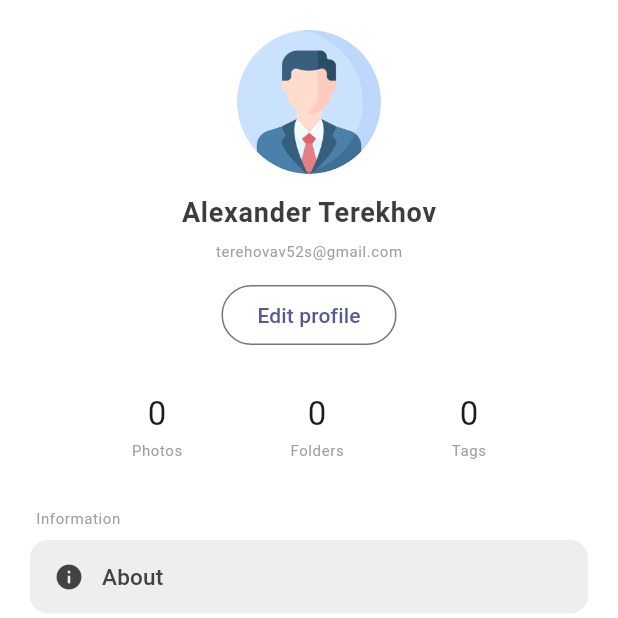
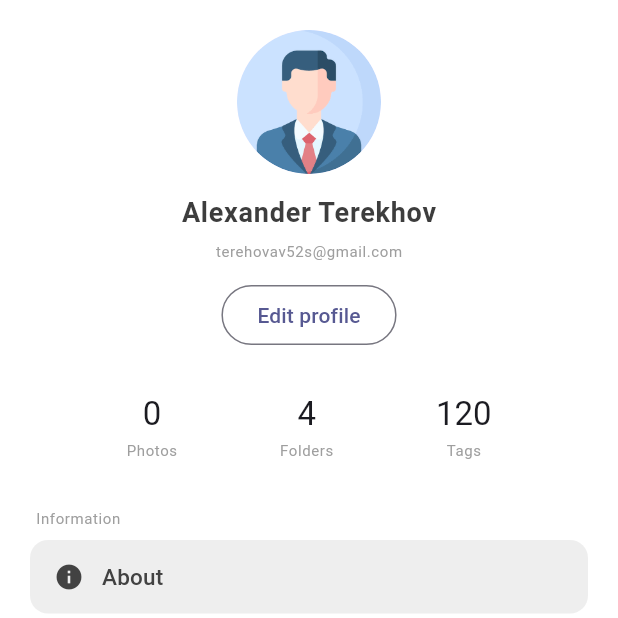
Before and after one commit to AlexTerekhov141/DiplomaApp, a Flutter app: the screen it shows after launch, after a tap on the "person" icon, on a phone screen of 412 x 824 dp, the top half of it. Run offline on Flutter 3.47's test engine with Material 3 defaults, Android fonts, the phone set to English and light mode, and no system bars; our stand-ins replace auto_route, equatable, flutter_bloc, get_it, hexcolor, nested and 3 more; missing offline and left inert: photo_manager, photo_manager_image_provider, talker_bloc_logger; statements that could not run were skipped.

Commit message:
blocs, pages, models

```diff
--- a/frontend/lib/Routes/routes.dart
+++ b/frontend/lib/Routes/routes.dart
@@ -15,7 +15,8 @@ class AppRouter extends RootStackRouter {
     AutoRoute(page: PhotoViewerRoute.page),
     AutoRoute(page: ProfileRoute.page),
     AutoRoute(page: FoldersRoute.page),
-    AutoRoute(page: ChatRoute.page)
+    AutoRoute(page: ChatRoute.page),
+    AutoRoute(page: FolderDetailsRoute.page)
   ];
 
 }
--- /dev/null
+++ b/frontend/lib/bloc/FoldersBloc/bloc.dart
@@ -0,0 +1,34 @@
+import 'package:categorize_app/models/Folders/FolderResponse.dart';
+import 'package:flutter_bloc/flutter_bloc.dart';
+import '../../repository/FolderTagsRepository.dart';
+import 'events.dart';
+import 'states.dart';
+
+
+class FoldersBloc extends Bloc<FoldersEvent, FoldersState> {
+
+  FoldersBloc(this.repository) : super(const FoldersState()) {
+    on<LoadFolders>(_onLoadFolders);
+  }
+  final FolderTagsRepository repository;
+
+  Future<void> _onLoadFolders(
+      LoadFolders event,
+      Emitter<FoldersState> emit,
+      ) async {
+    emit(state.copyWith(isLoading: true));
+
+    try {
+      final FolderResponse response = await repository.fetchFolders();
+      emit(state.copyWith(
+        isLoading: false,
+        folders: response.folders,
+      ));
+    } catch (e) {
+      emit(state.copyWith(
+        isLoading: false,
+        error: e.toString(),
+      ));
+    }
+  }
+}
--- /dev/null
+++ b/frontend/lib/bloc/FoldersBloc/events.dart
@@ -0,0 +1,3 @@
+abstract class FoldersEvent {}
+
+class LoadFolders extends FoldersEvent {}
--- /dev/null
+++ b/frontend/lib/bloc/FoldersBloc/states.dart
@@ -0,0 +1,30 @@
+import 'package:equatable/equatable.dart';
+import '../../models/Folders/Folder.dart';
+
+
+class FoldersState extends Equatable {
+
+  const FoldersState({
+    this.isLoading = false,
+    this.folders = const <Folder>[],
+    this.error,
+  });
+  final bool isLoading;
+  final List<Folder> folders;
+  final String? error;
+
+  FoldersState copyWith({
+    bool? isLoading,
+    List<Folder>? folders,
+    String? error,
+  }) {
+    return FoldersState(
+      isLoading: isLoading ?? this.isLoading,
+      folders: folders ?? this.folders,
+      error: error,
+    );
+  }
+
+  @override
+  List<Object?> get props => <Object?>[isLoading, folders, error];
+}
--- /dev/null
+++ b/frontend/lib/bloc/StatisticsBloc/bloc.dart
@@ -0,0 +1,53 @@
+import 'dart:async';
+
+import 'package:categorize_app/bloc/FoldersBloc/states.dart';
+import 'package:categorize_app/bloc/PhotosBloc/states.dart';
+import 'package:flutter_bloc/flutter_bloc.dart';
+import '../FoldersBloc/bloc.dart';
+import '../PhotosBloc/bloc.dart';
+import 'events.dart';
+import 'states.dart';
+
+class StatisticsBloc extends Bloc<StatisticsEvent, StatisticsState> {
+
+  StatisticsBloc({
+    required this.photosBloc,
+    required this.foldersBloc,
+  }) : super(const StatisticsState()) {
+    on<LoadStatistics>(_onLoadStatistics);
+
+    photosSub = photosBloc.stream.listen((PhotosState photosState) {
+      add(LoadStatistics());
+    });
+
+    foldersSub = foldersBloc.stream.listen((FoldersState foldersState) {
+      add(LoadStatistics());
+    });
+  }
+  final PhotosBloc photosBloc;
+  final FoldersBloc foldersBloc;
+
+  late final StreamSubscription photosSub;
+  late final StreamSubscription foldersSub;
+
+  void _onLoadStatistics(
+      LoadStatistics event,
+      Emitter<StatisticsState> emit,
+      ) {
+    emit(
+      state.copyWith(
+        photosCount: photosBloc.state.photos.length,
+        foldersCount: foldersBloc.state.folders.length,
+        tagsCount: 120,
+        isLoading: false,
+      ),
+    );
+  }
+
+  @override
+  Future<void> close() {
+    photosSub.cancel();
+    foldersSub.cancel();
+    return super.close();
+  }
+}
--- /dev/null
+++ b/frontend/lib/bloc/StatisticsBloc/events.dart
@@ -0,0 +1,3 @@
+abstract class StatisticsEvent {}
+
+class LoadStatistics extends StatisticsEvent {}
--- /dev/null
+++ b/frontend/lib/bloc/StatisticsBloc/states.dart
@@ -0,0 +1,37 @@
+import 'package:equatable/equatable.dart';
+
+class StatisticsState extends Equatable {
+
+  const StatisticsState({
+    this.photosCount = 0,
+    this.foldersCount = 0,
+    this.tagsCount = 0,
+    this.isLoading = false,
+    this.error,
+  });
+  final int photosCount;
+  final int foldersCount;
+  final int tagsCount;
+  final bool isLoading;
+  final String? error;
+
+  StatisticsState copyWith({
+    int? photosCount,
+    int? foldersCount,
+    int? tagsCount,
+    bool? isLoading,
+    String? error,
+  }) {
+    return StatisticsState(
+      photosCount: photosCount ?? this.photosCount,
+      foldersCount: foldersCount ?? this.foldersCount,
+      tagsCount: tagsCount ?? this.tagsCount,
+      isLoading: isLoading ?? this.isLoading,
+      error: error,
+    );
+  }
+
+  @override
+  List<Object?> get props =>
+      <Object?>[photosCount, foldersCount, tagsCount, isLoading, error];
+}
--- a/frontend/lib/cards/StatisticsCard.dart
+++ b/frontend/lib/cards/StatisticsCard.dart
@@ -1,10 +1,8 @@
-import 'package:categorize_app/bloc/PhotosBloc/bloc.dart';
-import 'package:categorize_app/bloc/PhotosBloc/states.dart';
-import 'package:categorize_app/models/Folders/Folder.dart';
+import 'package:categorize_app/bloc/StatisticsBloc/bloc.dart';
+import 'package:categorize_app/bloc/StatisticsBloc/states.dart';
 import 'package:flutter/material.dart';
 import 'package:flutter_bloc/flutter_bloc.dart';
 
-import '../models/Tags.dart';
 
 
 class StatisticsCard extends StatelessWidget {
@@ -12,10 +10,8 @@ class StatisticsCard extends StatelessWidget {
 
   @override
   Widget build(BuildContext context) {
-    const Tags tags = Tags();
-    final Folder folders = Folder(id: '', name: '', photosCount: 0);
-    return BlocBuilder<PhotosBloc, PhotosState>(
-      builder: (BuildContext context, PhotosState state) {
+    return BlocBuilder<StatisticsBloc, StatisticsState>(
+      builder: (BuildContext context, StatisticsState state) {
         if (state.isLoading) {
           return const Center(child: CircularProgressIndicator());
         }
@@ -23,9 +19,9 @@ class StatisticsCard extends StatelessWidget {
         return Row(
           mainAxisAlignment: MainAxisAlignment.spaceEvenly,
           children: <Widget>[
-            _StatItem(label: 'Photos', value: state.photos.length),
-            _StatItem(label: 'Folders', value: tags.amount),
-            _StatItem(label: 'Tags', value: folders.amount),
+            _StatItem(label: 'Photos', value: state.photosCount),
+            _StatItem(label: 'Folders', value: state.foldersCount),
+            _StatItem(label: 'Tags', value: state.tagsCount),
           ],
         );
       },
--- a/frontend/lib/main.dart
+++ b/frontend/lib/main.dart
@@ -1,8 +1,13 @@
 import 'dart:async';
 
+import 'package:categorize_app/bloc/FoldersBloc/bloc.dart';
+import 'package:categorize_app/bloc/FoldersBloc/events.dart';
 import 'package:categorize_app/bloc/PhotosBloc/bloc.dart';
 import 'package:categorize_app/bloc/PhotosBloc/events.dart';
+import 'package:categorize_app/bloc/StatisticsBloc/bloc.dart';
+import 'package:categorize_app/bloc/StatisticsBloc/events.dart';
 import 'package:categorize_app/bloc/themebloc/bloc.dart';
+import 'package:categorize_app/repository/FolderTagsRepository.dart';
 import 'package:flutter/material.dart';
 import 'package:flutter_bloc/flutter_bloc.dart';
 import 'package:get_it/get_it.dart';
@@ -27,7 +32,9 @@ Future<void> main() async {
         MultiBlocProvider(
             providers: <SingleChildWidget>[
               BlocProvider(create: (_) => PhotosBloc()..add(PhotosLoadEvent())),
-              BlocProvider(create: (_) => ThemeBloc())
+              BlocProvider(create: (_) => ThemeBloc()),
+              BlocProvider(create: (_) => FoldersBloc(FolderTagsRepository())..add(LoadFolders())),
+              BlocProvider(create: (BuildContext context) => StatisticsBloc(photosBloc: context.read<PhotosBloc>(), foldersBloc: context.read<FoldersBloc>())..add(LoadStatistics()))
             ],
             child: const MyApp())
     );
--- /dev/null
+++ b/frontend/lib/pages/mainPages/Photos/FolderDetailPage.dart
@@ -0,0 +1,25 @@
+import 'package:auto_route/annotations.dart';
+import 'package:flutter/material.dart';
+import '../../../models/Folders/Folder.dart';
+
+@RoutePage()
+class FolderDetailsPage extends StatelessWidget {
+
+  const FolderDetailsPage({
+    super.key,
+    required this.folder,
+  });
+  final Folder folder;
+
+  @override
+  Widget build(BuildContext context) {
+    return Scaffold(
+      appBar: AppBar(
+        title: Text(folder.name),
+      ),
+      body: Center(
+        child: Text('${folder.id}'),
+      ),
+    );
+  }
+}
--- a/frontend/lib/pages/mainPages/Photos/FoldersPage.dart
+++ b/frontend/lib/pages/mainPages/Photos/FoldersPage.dart
@@ -1,6 +1,11 @@
-import 'package:auto_route/annotations.dart';
 import 'package:auto_route/auto_route.dart';
 import 'package:flutter/material.dart';
+import 'package:flutter_bloc/flutter_bloc.dart';
+
+import '../../../Routes/routes.gr.dart';
+import '../../../bloc/FoldersBloc/bloc.dart';
+import '../../../bloc/FoldersBloc/states.dart';
+import '../../../models/Folders/Folder.dart';
 
 @RoutePage()
 class FoldersPage extends StatefulWidget {
@@ -18,41 +23,138 @@ class _FoldersPageState extends State<FoldersPage>
   @override
   Widget build(BuildContext context) {
     super.build(context);
+
     return Scaffold(
       body: SafeArea(
-        child: SingleChildScrollView(
-          child: Padding(
-              padding: const EdgeInsets.all(16.0),
-              child: Row(
-                mainAxisAlignment: MainAxisAlignment.center,
-                children: <Widget>[
-                  ElevatedButton(
-                      onPressed: (){},
-                      child: const Row(
-                          children: <Widget>[
-                            Icon(Icons.favorite),
-                            SizedBox(width: 4),
-                            Text('Favourite')
-                          ]
-                      )
-                  ),
-                  const SizedBox(width: 16),
-                  ElevatedButton(
-                      onPressed: (){},
-                      child: const Row(
-                          children: <Widget>[
-                            Icon(Icons.delete),
-                            SizedBox(width: 4),
-                            Text('Trash')
-                          ]
-                      )
-                  )
-                ],
+        child: Padding(
+          padding: const EdgeInsets.all(16),
+          child: Column(
+            children: <Widget>[
+              const _Buttons(),
+              const SizedBox(height: 16),
+
+              Expanded(
+                child: BlocBuilder<FoldersBloc, FoldersState>(
+                  builder: (BuildContext context, FoldersState state) {
+                    if (state.isLoading) {
+                      return const Center(
+                        child: CircularProgressIndicator(),
+                      );
+                    }
+
+                    if (state.error != null) {
+                      return Center(
+                        child: Text(
+                          state.error!,
+                          style: Theme.of(context).textTheme.bodyMedium,
+                        ),
+                      );
+                    }
+
+                    if (state.folders.isEmpty) {
+                      return const Center(
+                        child: Text('No folders yet'),
+                      );
+                    }
+
+                    return GridView.builder(
+                      gridDelegate:
+                      const SliverGridDelegateWithFixedCrossAxisCount(
+                        crossAxisCount: 2,
+                        crossAxisSpacing: 12,
+                        mainAxisSpacing: 12,
+                      ),
+                      itemCount: state.folders.length,
+                      itemBuilder: (_, int index) {
+                        return _FolderTile(folder: state.folders[index]);
+                      },
+                    );
+                  },
+                ),
               ),
-          )
-        )
+            ],
+          ),
+        ),
       ),
     );
   }
+}
 
+class _FolderTile extends StatelessWidget {
+
+  const _FolderTile({required this.folder});
+  final Folder folder;
+
+  @override
+  Widget build(BuildContext context) {
+    final ThemeData theme = Theme.of(context);
+
+    return InkWell(
+      borderRadius: BorderRadius.circular(16),
+      onTap: () {
+        context.router.push(FolderDetailsRoute(folder: folder));
+      },
+      child: Ink(
+        decoration: BoxDecoration(
+          color: theme.colorScheme.surface,
+          borderRadius: BorderRadius.circular(16),
+          border: Border.all(
+            color: theme.dividerColor.withOpacity(0.2),
+          ),
+        ),
+        child: Padding(
+          padding: const EdgeInsets.all(16),
+          child: Column(
+            crossAxisAlignment: CrossAxisAlignment.start,
+            children: <Widget>[
+              Icon(
+                Icons.folder_rounded,
+                size: 32,
+                color: theme.colorScheme.primary,
+              ),
+              const Spacer(),
+              Text(
+                folder.name,
+                maxLines: 1,
+                overflow: TextOverflow.ellipsis,
+                style: theme.textTheme.titleMedium,
+              ),
+              const SizedBox(height: 4),
+              Text(
+                '${folder.photosCount} photos',
+                style: theme.textTheme.bodySmall,
+              ),
+            ],
+          ),
+        ),
+      ),
+    );
+  }
 }
+
+class _Buttons extends StatelessWidget {
+  const _Buttons();
+
+  @override
+  Widget build(BuildContext context) {
+    return Row(
+      children: <Widget>[
+        Expanded(
+          child: OutlinedButton.icon(
+            onPressed: () {},
+            icon: const Icon(Icons.favorite_border),
+            label: const Text('Favourite'),
+          ),
+        ),
+        const SizedBox(width: 12),
+        Expanded(
+          child: OutlinedButton.icon(
+            onPressed: () {},
+            icon: const Icon(Icons.delete_outline),
+            label: const Text('Trash'),
+          ),
+        ),
+      ],
+    );
+  }
+}
--- a/frontend/lib/repository/FolderTagsRepository.dart
+++ b/frontend/lib/repository/FolderTagsRepository.dart
@@ -1,10 +1,17 @@
+import '../models/Folders/Folder.dart';
+import '../models/Folders/FolderResponse.dart';
 
+class FolderTagsRepository {
+  Future<FolderResponse> fetchFolders() async {
+    await Future.delayed(const Duration(milliseconds: 500));
 
-/*class FolderTagsRepository {
-  final Dio dio;
-
-  FolderTagsRepository({required this.dio});
-
-  Future<FolderResponse> fetchFolders() async {
+    return FolderResponse(
+      folders: <Folder>[
+        Folder(id: '1', name: 'Favourites', photosCount: 120),
+        Folder(id: '2', name: 'People', photosCount: 340),
+        Folder(id: '3', name: 'Nature', photosCount: 89),
+        Folder(id: '4', name: 'Food', photosCount: 56),
+      ],
+    );
   }
-}*/
+}
```
Also changed, not shown: frontend/lib/Routes/routes.gr.dart, frontend/lib/models/Photo.dart (added), frontend/lib/pages/mainPages/ChatPage.dart (renamed from frontend/lib/pages/mainPages/Photos/ChatPage.dart), 1 other file.
